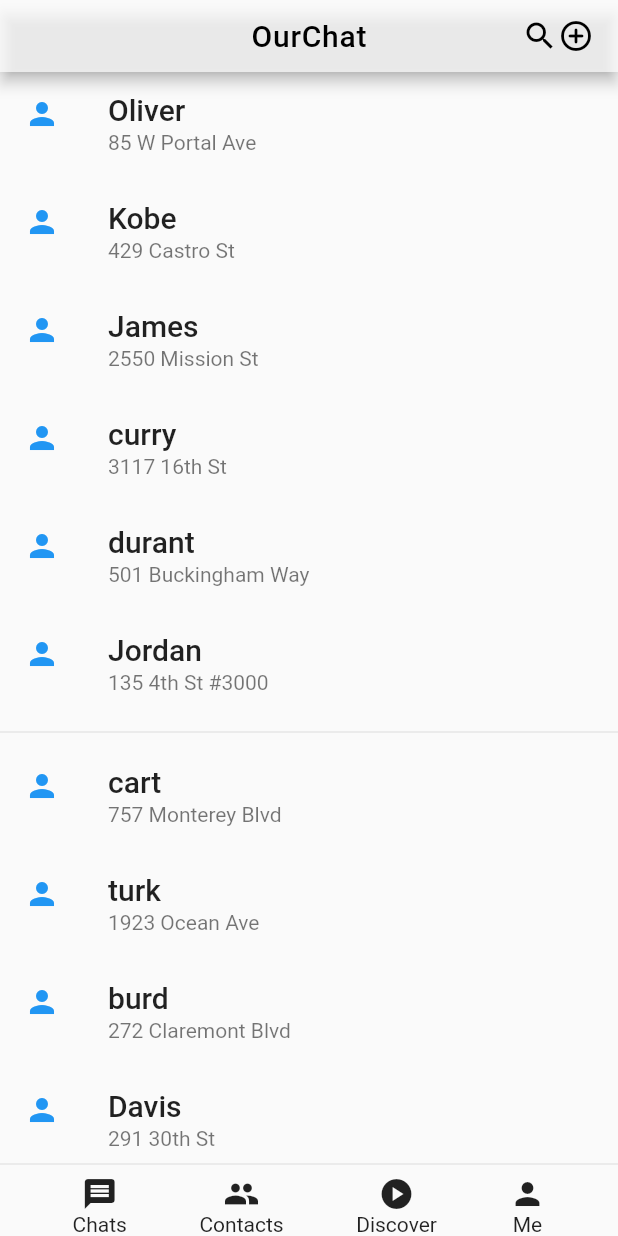
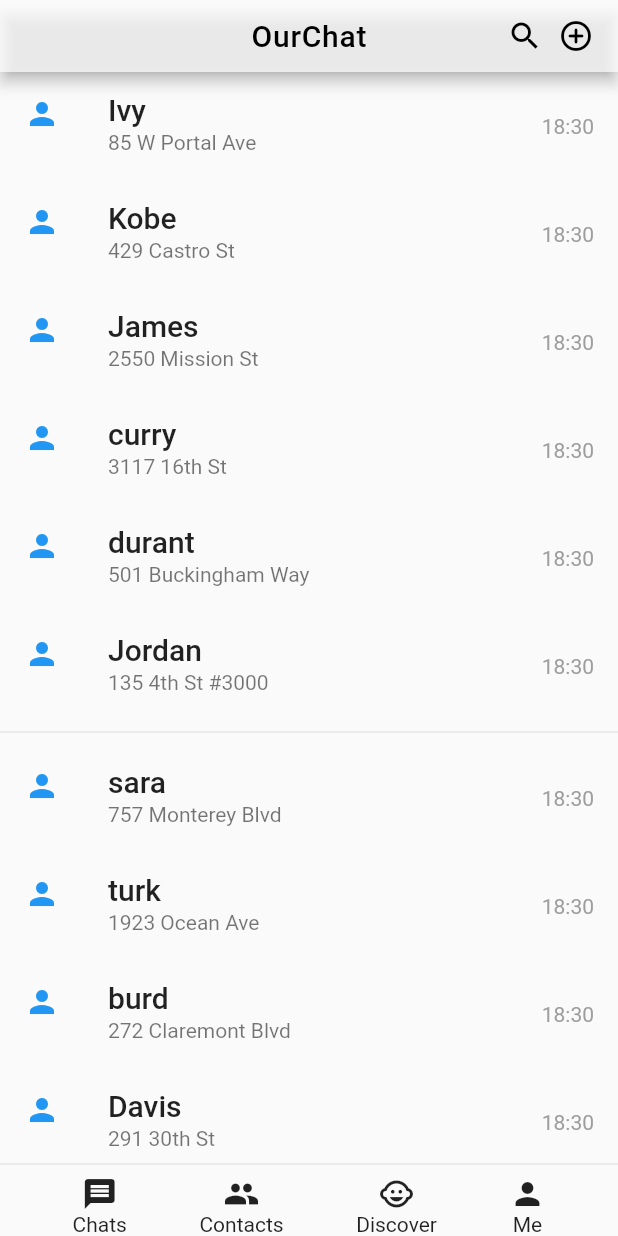
Before and after one commit to hxcode/ourchat, a Flutter app: the screen it shows after launch, on a phone screen of 412 x 824 dp. Run offline on Flutter 3.47's test engine with Material 2 defaults, Android fonts, the phone set to English and light mode, and no system bars.

Commit message:
refactor : split homepage to modules

```diff
--- /dev/null
+++ b/flutter_chat/lib/homepage/bottom.dart
@@ -0,0 +1,37 @@
+import 'package:flutter/material.dart';
+
+class Bottom {
+  Bottom() {}
+
+  Widget listBottom() => Container(
+        child: Row(
+          mainAxisAlignment: MainAxisAlignment.spaceEvenly,
+          children: [
+            Column(
+              children: [
+                Icon(Icons.message),
+                Text('Chats'),
+              ],
+            ),
+            Column(
+              children: [
+                Icon(Icons.people),
+                Text('Contacts'),
+              ],
+            ),
+            Column(
+              children: [
+                Icon(Icons.child_care_outlined),
+                Text('Discover'),
+              ],
+            ),
+            Column(
+              children: [
+                Icon(Icons.person),
+                Text('Me'),
+              ],
+            ),
+          ],
+        ),
+      );
+}
--- /dev/null
+++ b/flutter_chat/lib/homepage/chats.dart
@@ -0,0 +1,37 @@
+import 'package:flutter/material.dart';
+
+class Chats {
+  Chats() {}
+
+  ListTile _tile(String title, String subtitle, IconData icon) => ListTile(
+        title: Text(title,
+            style: TextStyle(
+              fontWeight: FontWeight.w500,
+              fontSize: 20,
+            )),
+        subtitle: Text(subtitle),
+        leading: Icon(
+          icon,
+          color: Colors.blue[500],
+        ),
+        trailing: Text(
+          '18:30',
+          style: TextStyle(color: Colors.grey),
+        ),
+      );
+  Widget listChats() => ListView(
+        children: [
+          _tile('Ivy', '85 W Portal Ave', Icons.person),
+          _tile('Kobe', '429 Castro St', Icons.person),
+          _tile('James', '2550 Mission St', Icons.person),
+          _tile('curry', '3117 16th St', Icons.person),
+          _tile('durant', '501 Buckingham Way', Icons.person),
+          _tile('Jordan', '135 4th St #3000', Icons.person),
+          Divider(),
+          _tile('sara', '757 Monterey Blvd', Icons.person),
+          _tile('turk', '1923 Ocean Ave', Icons.person),
+          _tile('burd ', '272 Claremont Blvd', Icons.person),
+          _tile('Davis', '291 30th St', Icons.person),
+        ],
+      );
+}
--- /dev/null
+++ b/flutter_chat/lib/homepage/topbar.dart
@@ -0,0 +1,47 @@
+import 'package:flutter/material.dart';
+
+class ChatBar {
+  String title;
+
+  ChatBar(this.title) {}
+
+  AppBar buildAppbar() => AppBar(
+        centerTitle: true,
+        toolbarHeight: 48.0,
+        backgroundColor: Colors.white70,
+        title: Stack(
+          children: [
+            Container(
+              alignment: Alignment.center,
+              child: Text(
+                title,
+                style: TextStyle(
+                  color: Colors.black,
+                  fontFamily: 'Roboto',
+                  letterSpacing: 0.5,
+                ),
+              ),
+            ),
+            Container(
+              alignment: Alignment.topRight,
+              child: Row(
+                mainAxisAlignment: MainAxisAlignment.end,
+                children: [
+                  Container(
+                    padding: EdgeInsets.only(right: 10),
+                    child: Icon(
+                      Icons.search,
+                      color: Colors.black,
+                    ),
+                  ),
+                  Icon(
+                    Icons.add_circle_outline_rounded,
+                    color: Colors.black,
+                  ),
+                ],
+              ),
+            ),
+          ],
+        ),
+      );
+}
--- a/flutter_chat/lib/main.dart
+++ b/flutter_chat/lib/main.dart
@@ -1,4 +1,7 @@
 import 'package:flutter/material.dart';
+import 'package:flutter_chat/homepage/bottom.dart';
+import 'package:flutter_chat/homepage/topbar.dart';
+import 'package:flutter_chat/homepage/chats.dart';
 
 void main() {
   runApp(MyApp());
@@ -27,121 +30,23 @@ class MyHomePage extends StatefulWidget {
 }
 
 class _MyHomePageState extends State<MyHomePage> {
-  int _counter = 0;
-
-  void _incrementCounter() {
-    setState(() {
-      _counter++;
-    });
-  }
-
-  ListTile _tile(String title, String subtitle, IconData icon) => ListTile(
-        title: Text(title,
-            style: TextStyle(
-              fontWeight: FontWeight.w500,
-              fontSize: 20,
-            )),
-        subtitle: Text(subtitle),
-        leading: Icon(
-          icon,
-          color: Colors.blue[500],
-        ),
-      );
-
   @override
   Widget build(BuildContext context) {
+    var chatBar = ChatBar(widget.title);
+    var chats = Chats();
+    var bottom = Bottom();
     return Scaffold(
-      appBar: AppBar(
-        centerTitle: true,
-        toolbarHeight: 48.0,
-        backgroundColor: Colors.white70,
-        title: Stack(
-          children: [
-            Container(
-              alignment: Alignment.center,
-              child: Text(
-                widget.title,
-                style: TextStyle(
-                  color: Colors.black,
-                  fontFamily: 'Roboto',
-                  letterSpacing: 0.5,
-                ),
-              ),
-            ),
-            Container(
-              alignment: Alignment.topRight,
-              // padding: EdgeInsets.only(right: 10),
-              child: Row(
-                mainAxisAlignment: MainAxisAlignment.end,
-                children: [
-                  Icon(
-                    Icons.search,
-                    color: Colors.black,
-                  ),
-                  Icon(
-                    Icons.add_circle_outline_rounded,
-                    color: Colors.black,
-                  ),
-                ],
-              ),
-            ),
-          ],
-        ),
-      ),
+      appBar: chatBar.buildAppbar(),
       body: Center(
         child: Column(
           mainAxisAlignment: MainAxisAlignment.center,
           children: <Widget>[
             Expanded(
               flex: 9,
-              child: ListView(
-                children: [
-                  _tile('Oliver', '85 W Portal Ave', Icons.person),
-                  _tile('Kobe', '429 Castro St', Icons.person),
-                  _tile('James', '2550 Mission St', Icons.person),
-                  _tile('curry', '3117 16th St', Icons.person),
-                  _tile('durant', '501 Buckingham Way', Icons.person),
-                  _tile('Jordan', '135 4th St #3000', Icons.person),
-                  Divider(),
-                  _tile('cart', '757 Monterey Blvd', Icons.person),
-                  _tile('turk', '1923 Ocean Ave', Icons.person),
-                  _tile('burd ', '272 Claremont Blvd', Icons.person),
-                  _tile('Davis', '291 30th St', Icons.person),
-                ],
-              ),
+              child: chats.listChats(),
             ),
             Divider(),
-            Container(
-              child: Row(
-                mainAxisAlignment: MainAxisAlignment.spaceEvenly,
-                children: [
-                  Column(
-                    children: [
-                      Icon(Icons.message),
-                      Text('Chats'),
-                    ],
-                  ),
-                  Column(
-                    children: [
-                      Icon(Icons.people),
-                      Text('Contacts'),
-                    ],
-                  ),
-                  Column(
-                    children: [
-                      Icon(Icons.play_circle),
-                      Text('Discover'),
-                    ],
-                  ),
-                  Column(
-                    children: [
-                      Icon(Icons.person),
-                      Text('Me'),
-                    ],
-                  ),
-                ],
-              ),
-            ),
+            bottom.listBottom(),
           ],
         ),
       ),
```
